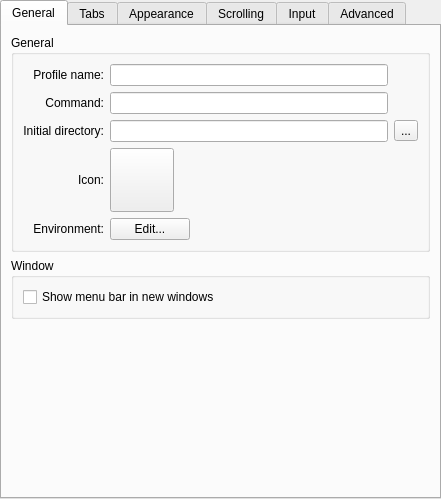
The window that src/EditProfileDialog.ui (KDE/konsole) describes before a commit, drawn with Qt 5.
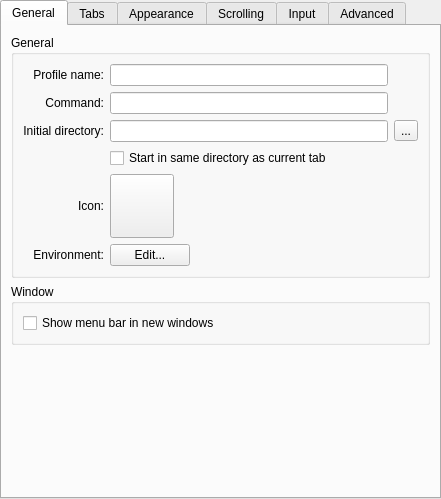
The same window after the commit. Custom widgets are drawn as their Qt base class.

Commit message: Add an option to the profile editor to control whether new sessions start in the same directory as the current session.

The edit to the form file:
```diff
--- a/src/EditProfileDialog.ui
+++ b/src/EditProfileDialog.ui
@@ -32,8 +32,8 @@
        <rect>
         <x>0</x>
         <y>0</y>
-        <width>437</width>
-        <height>472</height>
+        <width>429</width>
+        <height>461</height>
        </rect>
       </property>
       <attribute name="title" >
@@ -110,7 +110,7 @@
             </property>
            </widget>
           </item>
-          <item row="3" column="0" >
+          <item row="4" column="0" >
            <widget class="QLabel" name="label_10" >
             <property name="text" >
              <string>Icon:</string>
@@ -120,7 +120,7 @@
             </property>
            </widget>
           </item>
-          <item row="3" column="1" >
+          <item row="4" column="1" >
            <widget class="QPushButton" name="iconSelectButton" >
             <property name="sizePolicy" >
              <sizepolicy vsizetype="Fixed" hsizetype="Fixed" >
@@ -154,7 +154,7 @@
             </property>
            </widget>
           </item>
-          <item row="3" column="2" >
+          <item row="4" column="2" >
            <spacer>
             <property name="orientation" >
              <enum>Qt::Horizontal</enum>
@@ -167,7 +167,7 @@
             </property>
            </spacer>
           </item>
-          <item row="4" column="0" >
+          <item row="5" column="0" >
            <widget class="QLabel" name="environmentLabel" >
             <property name="text" >
              <string>Environment:</string>
@@ -177,7 +177,7 @@
             </property>
            </widget>
           </item>
-          <item row="4" column="1" >
+          <item row="5" column="1" >
            <widget class="QPushButton" name="environmentEditButton" >
             <property name="toolTip" >
              <string>Edit the list of environment variables and associated values</string>
@@ -187,6 +187,13 @@
             </property>
            </widget>
           </item>
+          <item row="3" column="1" colspan="2" >
+           <widget class="QCheckBox" name="startInSameDirButton" >
+            <property name="text" >
+             <string>Start in same directory as current tab</string>
+            </property>
+           </widget>
+          </item>
          </layout>
         </widget>
        </item>
```
Left out of the diff: 20 changed lines with no effect on the pictures. The commit also changes 5 other files.
